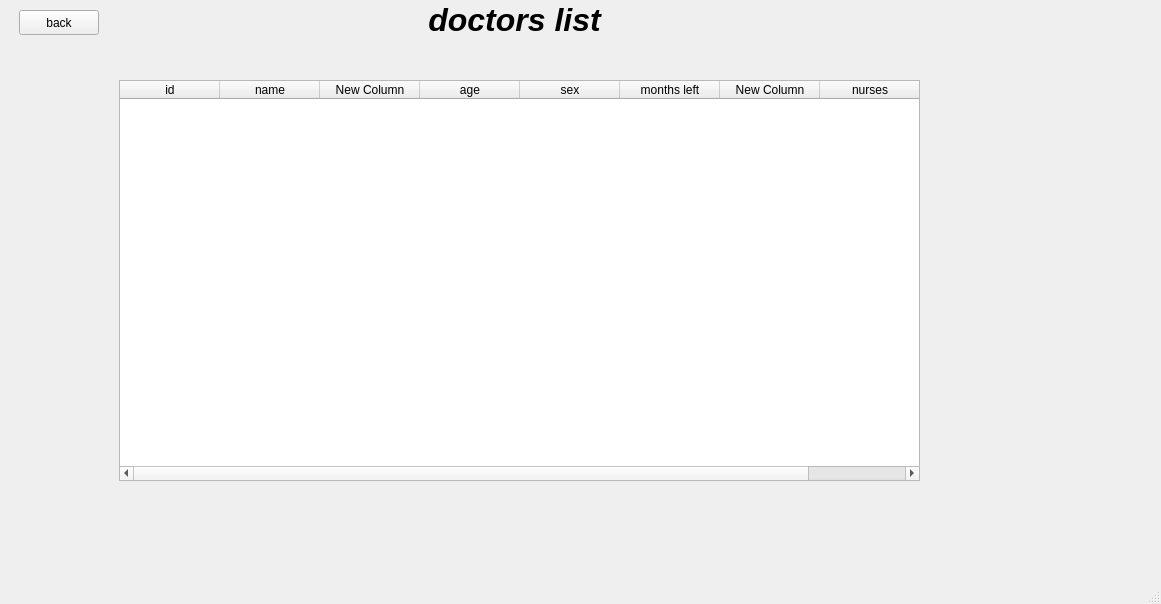
First picture: the form in hospital/mainwindow.ui, repository midou5098/hospital-remake, before the edit.
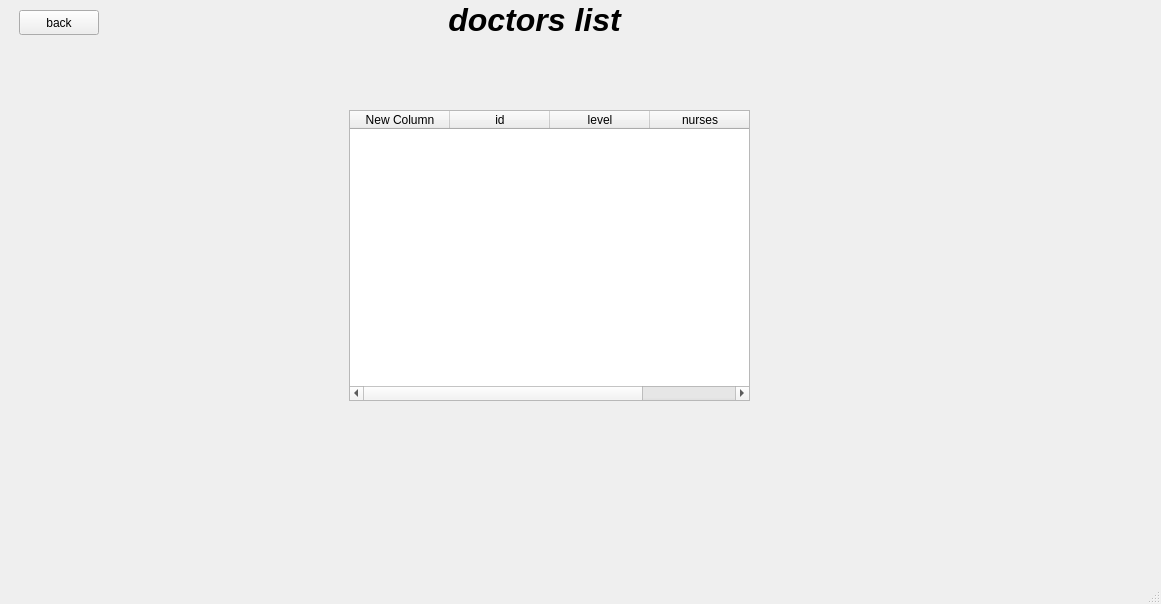
Second picture: the form after the edit. The open tabs and pages were chosen to show the change.

```diff
--- a/hospital/mainwindow.ui
+++ b/hospital/mainwindow.ui
@@ -1465,7 +1465,7 @@
      <widget class="QLabel" name="label_201">
       <property name="geometry">
        <rect>
-        <x>360</x>
+        <x>380</x>
         <y>0</y>
         <width>311</width>
         <height>41</height>
@@ -1478,12 +1478,17 @@
      <widget class="QTableWidget" name="tableWidget">
       <property name="geometry">
        <rect>
-        <x>120</x>
-        <y>80</y>
-        <width>801</width>
-        <height>401</height>
+        <x>350</x>
+        <y>110</y>
+        <width>401</width>
+        <height>291</height>
        </rect>
       </property>
+      <column>
+       <property name="text">
+        <string>New Column</string>
+       </property>
+      </column>
       <column>
        <property name="text">
         <string>id</string>
@@ -1491,32 +1496,7 @@
       </column>
       <column>
        <property name="text">
-        <string>name</string>
-       </property>
-      </column>
-      <column>
-       <property name="text">
-        <string>New Column</string>
-       </property>
-      </column>
-      <column>
-       <property name="text">
-        <string>age</string>
-       </property>
-      </column>
-      <column>
-       <property name="text">
-        <string>sex</string>
-       </property>
-      </column>
-      <column>
-       <property name="text">
-        <string>months left</string>
-       </property>
-      </column>
-      <column>
-       <property name="text">
-        <string>New Column</string>
+        <string>level</string>
        </property>
       </column>
       <column>
```
Left out of the diff: 2 changed lines with no effect on the pictures.
